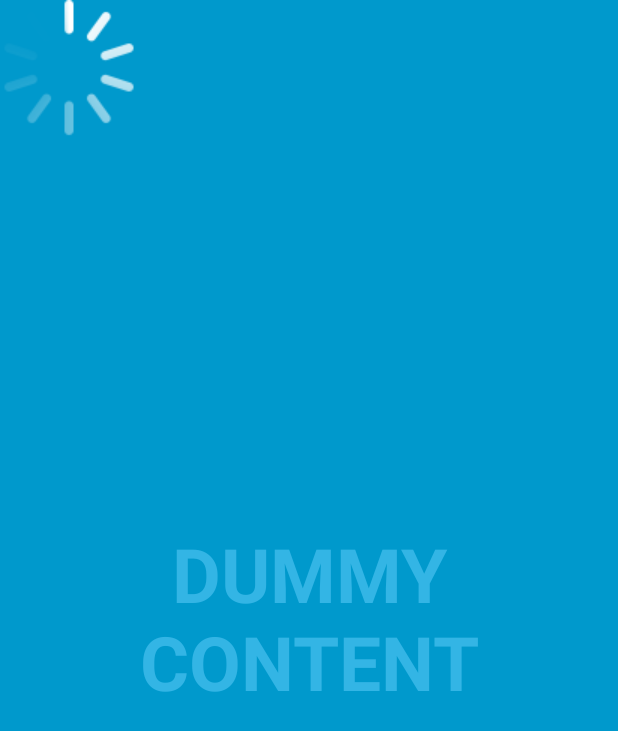
After one commit to rigortek/AndroidCode, an Android app: the NextActivity screen opened directly, with no data from a screen before it, on a phone screen of 412 x 824 dp. The commit adds this screen. Shown: the top 731 px of the screen. Run offline under Robolectric (Android 15) with nearby library versions, the phone set to English and light mode, and no system bars.

Commit message:
add NextActivity for try to re-produce: onstop() of previous activity is called only after 10 seconds

```diff
--- a/proj/FirstApp/app/build.gradle
+++ b/proj/FirstApp/app/build.gradle
@@ -28,6 +28,7 @@ dependencies {
 
     implementation 'androidx.appcompat:appcompat:1.1.0'
     implementation 'androidx.constraintlayout:constraintlayout:1.1.3'
+    implementation 'androidx.legacy:legacy-support-v4:1.0.0'
     testImplementation 'junit:junit:4.12'
     androidTestImplementation 'androidx.test.ext:junit:1.1.1'
     androidTestImplementation 'androidx.test.espresso:espresso-core:3.2.0'
--- /dev/null
+++ b/proj/FirstApp/app/src/main/java/com/cw/firstapp/NextActivity.java
@@ -0,0 +1,194 @@
+package com.cw.firstapp;
+
+import android.annotation.SuppressLint;
+
+import androidx.appcompat.app.ActionBar;
+import androidx.appcompat.app.AppCompatActivity;
+
+import android.os.Bundle;
+import android.os.Handler;
+import android.view.MotionEvent;
+import android.view.View;
+import android.view.animation.Animation;
+import android.view.animation.AnimationUtils;
+import android.widget.ImageView;
+
+/**
+ * An example full-screen activity that shows and hides the system UI (i.e.
+ * status bar and navigation/system bar) with user interaction.
+ */
+public class NextActivity extends AppCompatActivity {
+    /**
+     * Whether or not the system UI should be auto-hidden after
+     * {@link #AUTO_HIDE_DELAY_MILLIS} milliseconds.
+     */
+    private static final boolean AUTO_HIDE = true;
+
+    /**
+     * If {@link #AUTO_HIDE} is set, the number of milliseconds to wait after
+     * user interaction before hiding the system UI.
+     */
+    private static final int AUTO_HIDE_DELAY_MILLIS = 3000;
+
+    /**
+     * Some older devices needs a small delay between UI widget updates
+     * and a change of the status and navigation bar.
+     */
+    private static final int UI_ANIMATION_DELAY = 300;
+    private final Handler mHideHandler = new Handler();
+    private View mContentView;
+    private ImageView mImageView;
+    Animation mRotateAnimation;
+
+    private final Runnable mHidePart2Runnable = new Runnable() {
+        @SuppressLint("InlinedApi")
+        @Override
+        public void run() {
+            // Delayed removal of status and navigation bar
+
+            // Note that some of these constants are new as of API 16 (Jelly Bean)
+            // and API 19 (KitKat). It is safe to use them, as they are inlined
+            // at compile-time and do nothing on earlier devices.
+            mContentView.setSystemUiVisibility(View.SYSTEM_UI_FLAG_LOW_PROFILE
+                    | View.SYSTEM_UI_FLAG_FULLSCREEN
+                    | View.SYSTEM_UI_FLAG_LAYOUT_STABLE
+                    | View.SYSTEM_UI_FLAG_IMMERSIVE_STICKY
+                    | View.SYSTEM_UI_FLAG_LAYOUT_HIDE_NAVIGATION
+                    | View.SYSTEM_UI_FLAG_HIDE_NAVIGATION);
+        }
+    };
+    private View mControlsView;
+    private final Runnable mShowPart2Runnable = new Runnable() {
+        @Override
+        public void run() {
+            // Delayed display of UI elements
+            ActionBar actionBar = getSupportActionBar();
+            if (actionBar != null) {
+                actionBar.show();
+            }
+            mControlsView.setVisibility(View.VISIBLE);
+        }
+    };
+    private boolean mVisible;
+    private final Runnable mHideRunnable = new Runnable() {
+        @Override
+        public void run() {
+            hide();
+        }
+    };
+    /**
+     * Touch listener to use for in-layout UI controls to delay hiding the
+     * system UI. This is to prevent the jarring behavior of controls going away
+     * while interacting with activity UI.
+     */
+    private final View.OnTouchListener mDelayHideTouchListener = new View.OnTouchListener() {
+        @Override
+        public boolean onTouch(View view, MotionEvent motionEvent) {
+            switch (motionEvent.getAction()) {
+                case MotionEvent.ACTION_DOWN:
+                    if (AUTO_HIDE) {
+                        delayedHide(AUTO_HIDE_DELAY_MILLIS);
+                    }
+                    break;
+                case MotionEvent.ACTION_UP:
+                    view.performClick();
+                    break;
+                default:
+                    break;
+            }
+            return false;
+        }
+    };
+
+    @Override
+    protected void onCreate(Bundle savedInstanceState) {
+        super.onCreate(savedInstanceState);
+
+        setContentView(R.layout.activity_next);
+
+        mVisible = true;
+        mControlsView = findViewById(R.id.fullscreen_content_controls);
+        mContentView = findViewById(R.id.fullscreen_content);
+        mImageView = findViewById(R.id.loading_image);
+
+        mRotateAnimation = AnimationUtils.loadAnimation(this, R.anim.rotate_loading);
+        // Set up the user interaction to manually show or hide the system UI.
+        mContentView.setOnClickListener(new View.OnClickListener() {
+            @Override
+            public void onClick(View view) {
+                toggle();
+            }
+        });
+
+        // Upon interacting with UI controls, delay any scheduled hide()
+        // operations to prevent the jarring behavior of controls going away
+        // while interacting with the UI.
+        findViewById(R.id.dummy_button).setOnTouchListener(mDelayHideTouchListener);
+    }
+
+    @Override
+    protected void onResume() {
+        super.onResume();
+        mImageView.setVisibility(View.VISIBLE);
+        mImageView.startAnimation(mRotateAnimation);
+    }
+
+    @Override
+    protected void onPause() {
+        super.onPause();
+        mImageView.clearAnimation();
+        mImageView.setVisibility(View.GONE);
+    }
+
+    @Override
+    protected void onPostCreate(Bundle savedInstanceState) {
+        super.onPostCreate(savedInstanceState);
+
+        // Trigger the initial hide() shortly after the activity has been
+        // created, to briefly hint to the user that UI controls
+        // are available.
+        delayedHide(100);
+    }
+
+    private void toggle() {
+        if (mVisible) {
+            hide();
+        } else {
+            show();
+        }
+    }
+
+    private void hide() {
+        // Hide UI first
+        ActionBar actionBar = getSupportActionBar();
+        if (actionBar != null) {
+            actionBar.hide();
+        }
+        mControlsView.setVisibility(View.GONE);
+        mVisible = false;
+
+        // Schedule a runnable to remove the status and navigation bar after a delay
+        mHideHandler.removeCallbacks(mShowPart2Runnable);
+        mHideHandler.postDelayed(mHidePart2Runnable, UI_ANIMATION_DELAY);
+    }
+
+    private void show() {
+        // Show the system bar
+        mContentView.setSystemUiVisibility(View.SYSTEM_UI_FLAG_LAYOUT_FULLSCREEN
+                | View.SYSTEM_UI_FLAG_LAYOUT_HIDE_NAVIGATION);
+        mVisible = true;
+
+        // Schedule a runnable to display UI elements after a delay
+        mHideHandler.removeCallbacks(mHidePart2Runnable);
+        mHideHandler.postDelayed(mShowPart2Runnable, UI_ANIMATION_DELAY);
+    }
+
+    /**
+     * Schedules a call to hide() in delay milliseconds, canceling any
+     * previously scheduled calls.
+     */
+    private void delayedHide(int delayMillis) {
+        mHideHandler.removeCallbacks(mHideRunnable);
+        mHideHandler.postDelayed(mHideRunnable, delayMillis);
+    }
+}
--- /dev/null
+++ b/proj/FirstApp/app/src/main/res/anim/rotate_loading.xml
@@ -0,0 +1,13 @@
+<?xml version="1.0" encoding="utf-8"?>
+<rotate xmlns:android="http://schemas.android.com/apk/res/android"
+        android:duration="2000"
+        android:fillAfter="false"
+        android:fromDegrees="0"
+        android:toDegrees="360"
+        android:interpolator="@android:anim/linear_interpolator"
+        android:pivotX="50%"
+        android:pivotY="50%"
+        android:repeatCount="infinite"
+        android:repeatMode="restart"
+        android:visible="true">
+</rotate>
--- /dev/null
+++ b/proj/FirstApp/app/src/main/res/layout/activity_next.xml
@@ -0,0 +1,59 @@
+<?xml version="1.0" encoding="utf-8"?>
+<FrameLayout xmlns:android="http://schemas.android.com/apk/res/android"
+    xmlns:tools="http://schemas.android.com/tools"
+    android:layout_width="match_parent"
+    android:layout_height="match_parent"
+    android:background="#0099cc"
+    tools:context=".NextActivity">
+
+    <!-- The primary full-screen view. This can be replaced with whatever view
+         is needed to present your content, e.g. VideoView, SurfaceView,
+         TextureView, etc. -->
+    <TextView
+        android:id="@+id/fullscreen_content"
+        android:layout_width="match_parent"
+        android:layout_height="match_parent"
+        android:gravity="center"
+        android:keepScreenOn="true"
+        android:text="@string/dummy_content"
+        android:textColor="#33b5e5"
+        android:textSize="50sp"
+        android:textStyle="bold" />
+
+    <ImageView
+        android:id="@+id/loading_image"
+        android:layout_width="wrap_content"
+        android:layout_height="wrap_content"
+        android:gravity="center"
+        android:src="@drawable/loading"
+        android:visibility="gone"/>
+
+    <!-- This FrameLayout insets its children based on system windows using
+         android:fitsSystemWindows. -->
+    <FrameLayout
+        android:layout_width="match_parent"
+        android:layout_height="match_parent"
+        android:fitsSystemWindows="true">
+
+        <LinearLayout
+            android:id="@+id/fullscreen_content_controls"
+            style="?metaButtonBarStyle"
+            android:layout_width="match_parent"
+            android:layout_height="wrap_content"
+            android:layout_gravity="bottom|center_horizontal"
+            android:background="@color/black_overlay"
+            android:orientation="horizontal"
+            tools:ignore="UselessParent">
+
+            <Button
+                android:id="@+id/dummy_button"
+                style="?metaButtonBarButtonStyle"
+                android:layout_width="0dp"
+                android:layout_height="wrap_content"
+                android:layout_weight="1"
+                android:text="@string/dummy_button" />
+
+        </LinearLayout>
+    </FrameLayout>
+
+</FrameLayout>
--- a/proj/FirstApp/app/src/main/res/values/colors.xml
+++ b/proj/FirstApp/app/src/main/res/values/colors.xml
@@ -3,4 +3,6 @@
     <color name="colorPrimary">#6200EE</color>
     <color name="colorPrimaryDark">#3700B3</color>
     <color name="colorAccent">#03DAC5</color>
+
+    <color name="black_overlay">#66000000</color>
 </resources>
--- a/proj/FirstApp/app/src/main/res/values/strings.xml
+++ b/proj/FirstApp/app/src/main/res/values/strings.xml
@@ -2,4 +2,7 @@
     <string name="app_name">FirstApp</string>
     <string name="send_broadcast"></string>
     <string name="call_contentprovider"></string>
+    <string name="title_activity_next">FullscreenActivity</string>
+    <string name="dummy_button">Dummy Button</string>
+    <string name="dummy_content">DUMMY\nCONTENT</string>
 </resources>
--- a/proj/FirstApp/app/src/main/res/values/styles.xml
+++ b/proj/FirstApp/app/src/main/res/values/styles.xml
@@ -8,4 +8,16 @@
         <item name="colorAccent">@color/colorAccent</item>
     </style>
 
+    <style name="FullscreenTheme" parent="AppTheme">
+        <item name="android:actionBarStyle">@style/FullscreenActionBarStyle</item>
+        <item name="android:windowActionBarOverlay">true</item>
+        <item name="android:windowBackground">@null</item>
+        <item name="metaButtonBarStyle">?android:attr/buttonBarStyle</item>
+        <item name="metaButtonBarButtonStyle">?android:attr/buttonBarButtonStyle</item>
+    </style>
+
+    <style name="FullscreenActionBarStyle" parent="Widget.AppCompat.ActionBar">
+        <item name="android:background">@color/black_overlay</item>
+    </style>
+
 </resources>
```
Also changed, not shown: proj/FirstApp/app/src/main/AndroidManifest.xml (+7 -2 lines), proj/FirstApp/app/src/main/java/com/cw/firstapp/MainActivity.java (+25 -0 lines), proj/FirstApp/app/src/main/res/layout/activity_main.xml (+14 -0 lines), proj/FirstApp/app/src/main/res/values/attrs.xml (added, +12 -0 lines), proj/FirstApp/app/src/main/res/drawable/loading.png (added).
